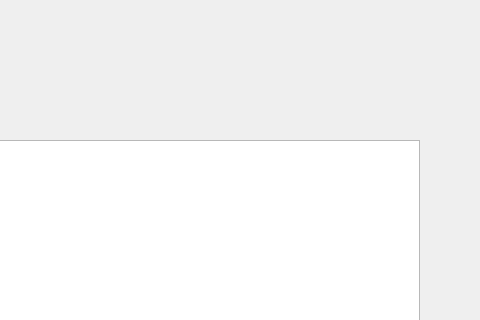
The window that game.ui (Lassi-T/SnakeQt) describes before a commit, drawn with Qt 5; both pictures show x 301 to 781 and y 0 to 320 of the 781 by 657 pixel window.
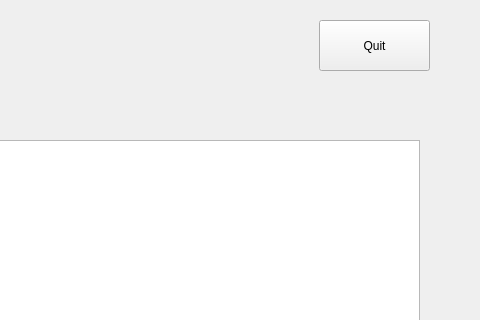
The same window after the commit.

Diff of the .ui file:
```diff
--- a/game.ui
+++ b/game.ui
@@ -62,6 +62,19 @@
      <set>Qt::AlignCenter</set>
     </property>
    </widget>
+   <widget class="QPushButton" name="pushButton">
+    <property name="geometry">
+     <rect>
+      <x>620</x>
+      <y>20</y>
+      <width>111</width>
+      <height>51</height>
+     </rect>
+    </property>
+    <property name="text">
+     <string>Quit</string>
+    </property>
+   </widget>
   </widget>
   <widget class="QMenuBar" name="menubar">
    <property name="geometry">
```
Left out of the diff: 19 changed lines with no effect on the pictures.
